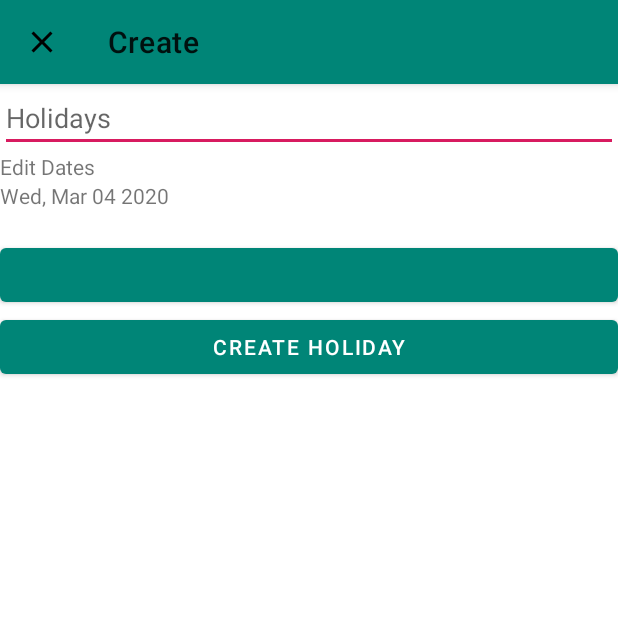
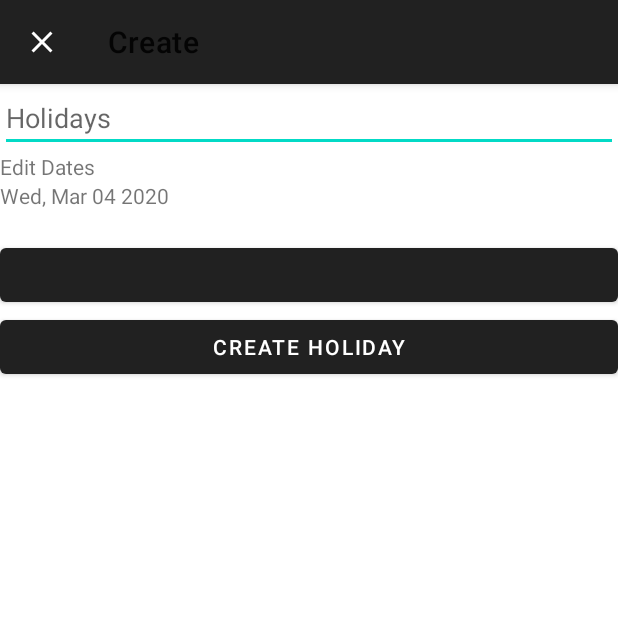
Before and after one commit to Honno/travel-app, an Android app: the CreateHolidayActivity screen opened directly, with no data from a screen before it, on a phone screen of 412 x 824 dp, the top half of it. Run offline under Robolectric (Android 15) with nearby library versions, the phone set to English and light mode, and no system bars; our stand-ins replace Room's generated code.

```diff
--- a/app/build.gradle
+++ b/app/build.gradle
@@ -5,7 +5,7 @@ android {
     buildToolsVersion "29.0.2"
     defaultConfig {
         applicationId "com.example.goofin"
-        minSdkVersion 15
+        minSdkVersion 26
         targetSdkVersion 29
         versionCode 1
         versionName "1.0"
--- a/app/src/main/java/com/example/goofin/activities/HolidaysListActivity.java
+++ b/app/src/main/java/com/example/goofin/activities/HolidaysListActivity.java
@@ -13,8 +13,6 @@ import androidx.lifecycle.ViewModelProvider;
 import androidx.recyclerview.widget.LinearLayoutManager;
 import androidx.recyclerview.widget.RecyclerView;
 
-import android.util.Log;
-import android.view.View;
 import android.widget.Toast;
 
 import com.example.goofin.R;
@@ -51,7 +49,7 @@ public class HolidaysListActivity extends AppCompatActivity {
         // in the foreground.
         holidaysListViewModel.getAllHolidays().observe(this, holidays -> adaptor.setHolidays(holidays));
 
-        FloatingActionButton fab = findViewById(R.id.fab);
+        FloatingActionButton fab = findViewById(R.id.add_holiday);
         fab.setOnClickListener(view -> {
             Intent intent = new Intent(HolidaysListActivity.this, CreateHolidayActivity.class);
             intent.setAction(Intent.ACTION_INSERT);
--- a/app/src/main/java/com/example/goofin/activities/saveholiday/CreateHolidayActivity.java
+++ b/app/src/main/java/com/example/goofin/activities/saveholiday/CreateHolidayActivity.java
@@ -12,7 +12,6 @@ import androidx.lifecycle.ViewModelProvider;
 import com.example.goofin.R;
 import com.example.goofin.activities.HolidayActivity;
 import com.example.goofin.models.saveholiday.CreateHolidayViewModel;
-import com.example.goofin.models.HolidayBaseViewModel;
 import com.example.goofin.models.saveholiday.CreateOrEditHolidayViewModel;
 
 import java.time.LocalDate;
@@ -33,14 +32,14 @@ public class CreateHolidayActivity extends CreateOrEditHolidayActivity {
     // Setup [ X  Create       ] toolbar
     @Override
     protected void onCreateToolbar(Toolbar toolbar) {
-        toolbar.setNavigationIcon(R.drawable.ic_close_black_24dp);
+        toolbar.setNavigationIcon(R.drawable.ic_close_white_24dp);
         setSupportActionBar(toolbar);
         getSupportActionBar().setTitle(getResources().getString(R.string.toolbar_title_create_holiday));
         toolbar.setNavigationOnClickListener(v -> onBackPressed());
     }
 
     @Override
-    protected boolean onCreateInsertHolidayButton(Button button) {
+    protected boolean onCreateInsertHolidayButton(Button button) { // TODO use extended FAB
         button.setOnClickListener(v -> {
             CreateHolidayViewModel createHolidayViewModel = (CreateHolidayViewModel) saveHolidayViewModel;
 
--- a/app/src/main/java/com/example/goofin/adaptors/HolidaysListAdaptor.java
+++ b/app/src/main/java/com/example/goofin/adaptors/HolidaysListAdaptor.java
@@ -1,18 +1,14 @@
 package com.example.goofin.adaptors;
 
 import android.content.Context;
-import android.content.Intent;
-import android.util.Log;
 import android.view.LayoutInflater;
 import android.view.View;
 import android.view.ViewGroup;
 import android.widget.TextView;
 
-import androidx.cardview.widget.CardView;
 import androidx.recyclerview.widget.RecyclerView;
 
 import com.example.goofin.R;
-import com.example.goofin.activities.HolidayActivity;
 import com.example.goofin.store.Holiday;
 
 import java.util.List;
@@ -59,7 +55,7 @@ public class HolidaysListAdaptor extends RecyclerView.Adapter<HolidaysListAdapto
 
     @Override
     public HolidaysListViewHolder onCreateViewHolder(ViewGroup parent, int viewType) {
-        View itemView = layoutInflater.inflate(R.layout.recyclerview_item, parent, false);
+        View itemView = layoutInflater.inflate(R.layout.recycler_holiday_card_view, parent, false);
         return new HolidaysListViewHolder(itemView);
     }
 
--- a/app/src/main/res/drawable/ic_edit_black_24dp.xml
+++ b/app/src/main/res/drawable/ic_add_black_24dp.xml
@@ -5,5 +5,5 @@
         android:viewportHeight="24.0">
     <path
         android:fillColor="#FF000000"
-        android:pathData="M3,17.25V21h3.75L17.81,9.94l-3.75,-3.75L3,17.25zM20.71,7.04c0.39,-0.39 0.39,-1.02 0,-1.41l-2.34,-2.34c-0.39,-0.39 -1.02,-0.39 -1.41,0l-1.83,1.83 3.75,3.75 1.83,-1.83z"/>
+        android:pathData="M19,13h-6v6h-2v-6H5v-2h6V5h2v6h6v2z"/>
 </vector>
--- /dev/null
+++ b/app/src/main/res/drawable/ic_add_location_black_16dp.xml
@@ -0,0 +1,4 @@
+<vector android:height="16dp" android:viewportHeight="24.0"
+    android:viewportWidth="24.0" android:width="16dp" xmlns:android="http://schemas.android.com/apk/res/android">
+    <path android:fillColor="#FF000000" android:pathData="M12,2C8.14,2 5,5.14 5,9c0,5.25 7,13 7,13s7,-7.75 7,-13c0,-3.86 -3.14,-7 -7,-7zM16,10h-3v3h-2v-3L8,10L8,8h3L11,5h2v3h3v2z"/>
+</vector>
--- a/app/src/main/res/drawable/ic_close_black_24dp.xml
+++ /dev/null
@@ -1,9 +0,0 @@
-<vector xmlns:android="http://schemas.android.com/apk/res/android"
-        android:width="24dp"
-        android:height="24dp"
-        android:viewportWidth="24.0"
-        android:viewportHeight="24.0">
-    <path
-        android:fillColor="#FF000000"
-        android:pathData="M19,6.41L17.59,5 12,10.59 6.41,5 5,6.41 10.59,12 5,17.59 6.41,19 12,13.41 17.59,19 19,17.59 13.41,12z"/>
-</vector>
--- /dev/null
+++ b/app/src/main/res/drawable/ic_close_white_24dp.xml
@@ -0,0 +1,5 @@
+<vector android:height="24dp" android:tint="#FFFFFF"
+    android:viewportHeight="24.0" android:viewportWidth="24.0"
+    android:width="24dp" xmlns:android="http://schemas.android.com/apk/res/android">
+    <path android:fillColor="#FF000000" android:pathData="M19,6.41L17.59,5 12,10.59 6.41,5 5,6.41 10.59,12 5,17.59 6.41,19 12,13.41 17.59,19 19,17.59 13.41,12z"/>
+</vector>
--- /dev/null
+++ b/app/src/main/res/drawable/ic_edit_white_24dp.xml
@@ -0,0 +1,5 @@
+<vector android:height="24dp" android:tint="#FFFFFF"
+    android:viewportHeight="24.0" android:viewportWidth="24.0"
+    android:width="24dp" xmlns:android="http://schemas.android.com/apk/res/android">
+    <path android:fillColor="#FF000000" android:pathData="M3,17.25V21h3.75L17.81,9.94l-3.75,-3.75L3,17.25zM20.71,7.04c0.39,-0.39 0.39,-1.02 0,-1.41l-2.34,-2.34c-0.39,-0.39 -1.02,-0.39 -1.41,0l-1.83,1.83 3.75,3.75 1.83,-1.83z"/>
+</vector>
--- /dev/null
+++ b/app/src/main/res/drawable/ic_image_black_16dp.xml
@@ -0,0 +1,4 @@
+<vector android:height="16dp" android:viewportHeight="24.0"
+    android:viewportWidth="24.0" android:width="16dp" xmlns:android="http://schemas.android.com/apk/res/android">
+    <path android:fillColor="#FF000000" android:pathData="M21,19V5c0,-1.1 -0.9,-2 -2,-2H5c-1.1,0 -2,0.9 -2,2v14c0,1.1 0.9,2 2,2h14c1.1,0 2,-0.9 2,-2zM8.5,13.5l2.5,3.01L14.5,12l4.5,6H5l3.5,-4.5z"/>
+</vector>
--- /dev/null
+++ b/app/src/main/res/drawable/ic_short_text_black_16dp.xml
@@ -0,0 +1,4 @@
+<vector android:height="16dp" android:viewportHeight="24.0"
+    android:viewportWidth="24.0" android:width="16dp" xmlns:android="http://schemas.android.com/apk/res/android">
+    <path android:fillColor="#FF000000" android:pathData="M4,9h16v2L4,11zM4,13h10v2L4,15z"/>
+</vector>
--- a/app/src/main/res/layout/activity_holidays_list.xml
+++ b/app/src/main/res/layout/activity_holidays_list.xml
@@ -13,10 +13,10 @@
         app:layout_constraintEnd_toEndOf="parent"
         app:layout_constraintStart_toStartOf="parent"
         app:layout_constraintTop_toTopOf="parent"
-        tools:listitem="@layout/recyclerview_item" />
+        tools:listitem="@layout/recycler_holiday_card_view" />
 
     <com.google.android.material.floatingactionbutton.FloatingActionButton
-        android:id="@+id/fab"
+        android:id="@+id/add_holiday"
         android:layout_width="wrap_content"
         android:layout_height="wrap_content"
         android:layout_margin="16dp"
--- a/app/src/main/res/values/colors.xml
+++ b/app/src/main/res/values/colors.xml
@@ -1,6 +1,3 @@
 <?xml version="1.0" encoding="utf-8"?>
 <resources>
-    <color name="colorPrimary">#008577</color>
-    <color name="colorPrimaryDark">#00574B</color>
-    <color name="colorAccent">#D81B60</color>
 </resources>
--- a/app/src/main/res/values/dimens.xml
+++ b/app/src/main/res/values/dimens.xml
@@ -5,4 +5,5 @@
     <dimen name="fab_margin">16dp</dimen>
     <dimen name="text_margin">16dp</dimen>
     <dimen name="card_spacing">16dp</dimen>
+    <dimen name="fab_mini_size">32dp</dimen>
 </resources>
--- a/app/src/main/res/values/styles.xml
+++ b/app/src/main/res/values/styles.xml
@@ -3,9 +3,6 @@
     <!-- Base application theme. -->
     <style name="AppTheme" parent="Theme.MaterialComponents.Light.DarkActionBar">
         <!-- Customize your theme here. -->
-        <item name="colorPrimary">@color/colorPrimary</item>
-        <item name="colorPrimaryDark">@color/colorPrimaryDark</item>
-        <item name="colorAccent">@color/colorAccent</item>
         <item name="windowActionBar">false</item>
         <item name="windowNoTitle">true</item>
     </style>
@@ -13,16 +10,4 @@
     <style name="AppTheme.AppBarOverlay" parent="ThemeOverlay.AppCompat.Dark.ActionBar" />
 
     <style name="AppTheme.PopupOverlay" parent="ThemeOverlay.AppCompat.Light" />
-
-    <!-- The default font for RecyclerView items is too small.
- The margin is a simple delimiter between the words.
- TODO Delete this and use card view -->
-    <style name="holiday">
-        <item name="android:layout_width">match_parent</item>
-        <item name="android:layout_marginBottom">8dp</item>
-        <item name="android:paddingLeft">8dp</item>
-        <item name="android:background">@android:color/holo_orange_light</item>
-        <item name="android:textAppearance">@android:style/TextAppearance.Large</item>
-    </style>
-
 </resources>
```
Also changed, not shown: app/src/main/java/com/example/goofin/activities/HolidayActivity.java (+10 -5 lines), app/src/main/res/layout/activity_holiday.xml (+51 -3 lines), app/src/main/res/layout/recycler_holiday_card_view.xml (renamed from app/src/main/res/layout/recyclerview_item.xml).
